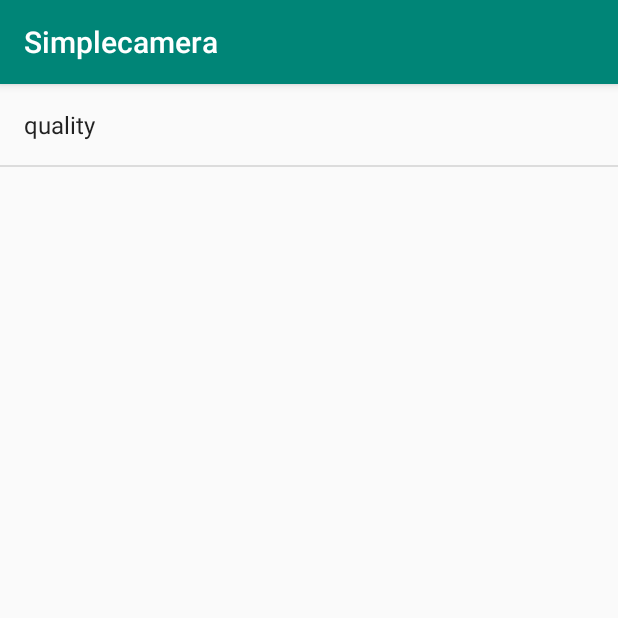
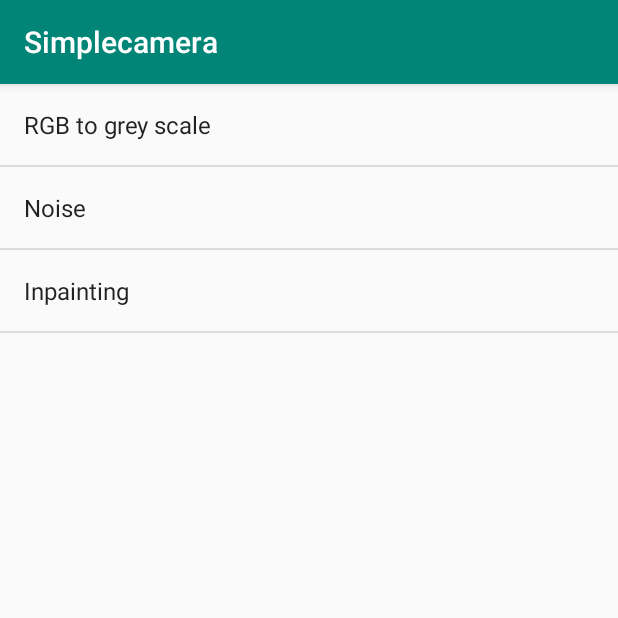
Before and after one commit to Idoldou/image-restoration-app-in-Android, an Android app: the fragment SettingsFragment shown on its own in the app's theme, on a phone screen of 412 x 824 dp, the top half of it. Run offline under Robolectric (Android 15) with nearby library versions, the phone set to English and light mode, and no system bars.

Commit message:
add more settings add permission of android phone camera add photo button

```diff
--- a/Simplecamera/app/src/main/AndroidManifest.xml
+++ b/Simplecamera/app/src/main/AndroidManifest.xml
@@ -2,6 +2,10 @@
     package="com.addict.simplecamera">
     <uses-permission android:name="android.permission.CAMERA" />
     <uses-feature android:name="android.hardware.camera" />
+    <uses-permission android:name="android.permission.WRITE_EXTERNAL_STORAGE" />
+    <uses-permission android:name="android.permission.WRITE_EXTERNAL_STORAGE" />
+    <uses-permission android:name="android.permission.CAMERA" />
+    <uses-permission android:name="android.permission.RECORD_AUDIO" />
     <uses-permission android:name="android.permission.WRITE_EXTERNAL_STORAGE" />
 
 
--- a/Simplecamera/app/src/main/java/com/addict/simplecamera/CameraPreview.java
+++ b/Simplecamera/app/src/main/java/com/addict/simplecamera/CameraPreview.java
@@ -5,8 +5,9 @@ import android.hardware.Camera;
 import android.util.Log;
 import android.view.SurfaceHolder;
 import android.view.SurfaceView;
+import java.io.IOException;
+import java.net.URI;
 
-import java.io.IOException;
 
 public class CameraPreview extends SurfaceView implements SurfaceHolder.Callback {
     private static final String TAG = "CameraPreview";
@@ -49,4 +50,5 @@ public class CameraPreview extends SurfaceView implements SurfaceHolder.Callback
 
     public void surfaceChanged(SurfaceHolder holder, int format, int w, int h) {
     }
+
 }
--- a/Simplecamera/app/src/main/java/com/addict/simplecamera/MainActivity.java
+++ b/Simplecamera/app/src/main/java/com/addict/simplecamera/MainActivity.java
@@ -7,11 +7,12 @@ import android.view.View;
 import android.widget.Button;
 
 public class MainActivity extends Activity {
+
     protected void onCreate(Bundle savedInstanceState) {
         super.onCreate(savedInstanceState);
         setContentView(R.layout.layout);
 
-        CameraPreview mPreview = new CameraPreview(this);
+        CameraPreview mPreview = new CameraPreview (this);
         FrameLayout preview = (FrameLayout) findViewById(R.id.camera_preview);
         preview.addView(mPreview);
 
@@ -23,5 +24,6 @@ public class MainActivity extends Activity {
                         new SettingsFragment()).addToBackStack(null).commit();
             }
         });
+
     }
 }
--- a/Simplecamera/app/src/main/java/com/addict/simplecamera/SettingsFragment.java
+++ b/Simplecamera/app/src/main/java/com/addict/simplecamera/SettingsFragment.java
@@ -2,6 +2,11 @@ package com.addict.simplecamera;
 
 import android.os.Bundle;
 import android.preference.PreferenceFragment;
+import android.hardware.Camera;
+import android.preference.ListPreference;
+import java.util.ArrayList;
+import java.util.List;
+
 
 
 public class SettingsFragment extends PreferenceFragment {
--- a/Simplecamera/app/src/main/res/values/arrays.xml
+++ b/Simplecamera/app/src/main/res/values/arrays.xml
@@ -1,11 +1,16 @@
 <?xml version="1.0" encoding="utf-8"?>
 <resources>
-    <string-array name="pref_jpegQuality">
-        <item>100</item>
-        <item>90</item>
-        <item>80</item>
-        <item>70</item>
-        <item>60</item>
-        <item>50</item>
+    <string-array name="pref_jpegGreyscale">
+        <item>RGB</item>
+        <item>Grey Scale</item>
+    </string-array>
+    <string-array name="pref_jpegNoise">
+        <item>Original Picture</item>
+        <item>Add noise</item>
+        <item>Denoise</item>
+    </string-array>
+    <string-array name="pref_jpegInpainting">
+        <item>Original Picture</item>
+        <item>Inpainting</item>
     </string-array>
 </resources>
--- a/Simplecamera/app/src/main/res/xml/preferences.xml
+++ b/Simplecamera/app/src/main/res/xml/preferences.xml
@@ -1,9 +1,21 @@
 <?xml version="1.0" encoding="utf-8"?>
 <PreferenceScreen xmlns:android="http://schemas.android.com/apk/res/android">
     <ListPreference
-        android:defaultValue="100"
-        android:entries="@array/pref_jpegQuality"
-        android:entryValues="@array/pref_jpegQuality"
-        android:key="jpeg_quality"
-        android:title="quality" />
+        android:defaultValue="RGB"
+        android:entries="@array/pref_jpegGreyscale"
+        android:entryValues="@array/pref_jpegGreyscale"
+        android:key="jpeg_greyscale"
+        android:title="RGB to grey scale" />
+    <ListPreference
+        android:defaultValue="Original Picture"
+        android:entries="@array/pref_jpegNoise"
+        android:entryValues="@array/pref_jpegNoise"
+        android:key="jpeg_noise"
+        android:title="Noise" />
+    <ListPreference
+        android:defaultValue="Original Picture"
+        android:entries="@array/pref_jpegInpainting"
+        android:entryValues="@array/pref_jpegInpainting"
+        android:key="Inpainting_mode"
+        android:title="Inpainting" />
 </PreferenceScreen>
```
Also changed, not shown: Simplecamera/app/src/main/res/layout/layout.xml (+21 -2 lines).
